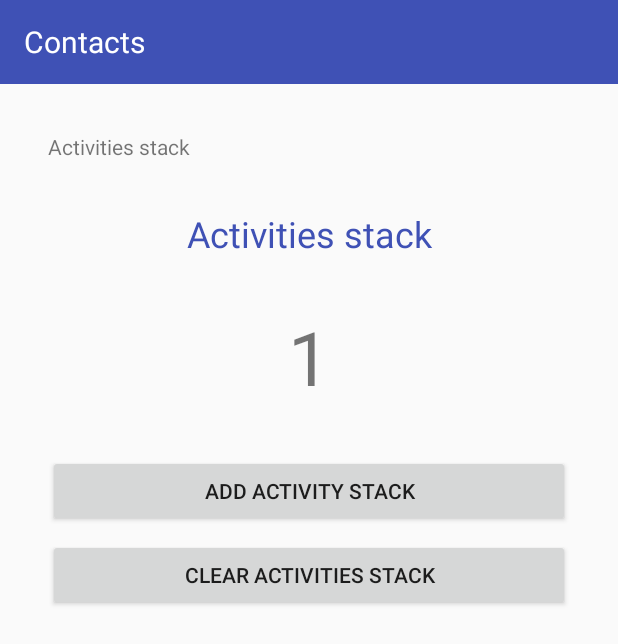
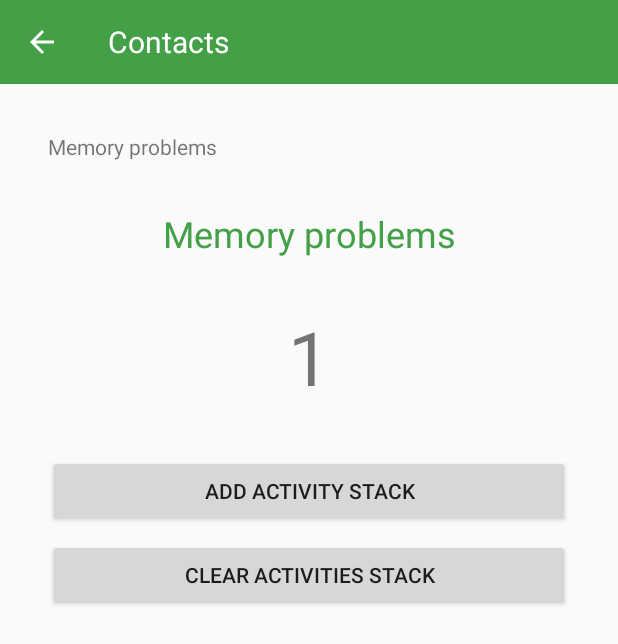
Before and after one commit to Sergioct/UnedSecureSoftware, an Android app: the MemoryActivitiesActivity screen opened directly, with no data from a screen before it, after a tap on "CLEAR ACTIVITIES STACK", on a phone screen of 412 x 824 dp. Shown: the top 644 px of the screen. Run offline under Robolectric (Android 15) with nearby library versions, the phone set to English and light mode, and no system bars; our stand-ins replace ButterKnife.

Commit message:
Contacts and activities tests

```diff
--- a/app/src/main/java/sergiocrespotoubes/com/unedsecuredsoftware/contacts/presenter/ContactsPresenter.java
+++ b/app/src/main/java/sergiocrespotoubes/com/unedsecuredsoftware/contacts/presenter/ContactsPresenter.java
@@ -20,6 +20,7 @@ import java.util.List;
 import sergiocrespotoubes.com.unedsecuredsoftware.R;
 import sergiocrespotoubes.com.unedsecuredsoftware.SecureApplication;
 import sergiocrespotoubes.com.unedsecuredsoftware.contacts.interfaces.IContactsView;
+import sergiocrespotoubes.com.unedsecuredsoftware.contacts.utils.ContactsAdapter;
 import sergiocrespotoubes.com.unedsecuredsoftware.database.entities.User;
 import sergiocrespotoubes.com.unedsecuredsoftware.database.repository.UsersRepository;
 import sergiocrespotoubes.com.unedsecuredsoftware.main.view.MainActivity;
@@ -48,8 +49,8 @@ public class ContactsPresenter {
 
         if (actionbar != null) {
             actionbar.setDisplayShowCustomEnabled(true);
-            //actionbar.setDisplayHomeAsUpEnabled(true);
-            //actionbar.setHomeButtonEnabled(true);
+            actionbar.setDisplayHomeAsUpEnabled(true);
+            actionbar.setHomeButtonEnabled(true);
             actionbar.setTitle(null);
             actionbar.setDisplayShowTitleEnabled(false);
         }
@@ -91,6 +92,7 @@ public class ContactsPresenter {
                 lContacts.add(myContact);
             }
         }
+        lv_contacts.setAdapter(new ContactsAdapter(activity, lContacts));
     }
 
 }
--- a/app/src/main/java/sergiocrespotoubes/com/unedsecuredsoftware/contacts/view/ContactsActivity.java
+++ b/app/src/main/java/sergiocrespotoubes/com/unedsecuredsoftware/contacts/view/ContactsActivity.java
@@ -32,7 +32,7 @@ public class ContactsActivity extends AppCompatActivity implements IContactsView
     @Override
     protected void onCreate(Bundle savedInstanceState) {
         super.onCreate(savedInstanceState);
-        setContentView(R.layout.activity_login);
+        setContentView(R.layout.activity_contacts);
         ButterKnife.bind(this);
         presenter = new ContactsPresenter(this, this);
 
@@ -53,7 +53,6 @@ public class ContactsActivity extends AppCompatActivity implements IContactsView
     @Override
     public boolean onOptionsItemSelected(MenuItem item) {
         switch (item.getItemId()) {
-            // Respond to the action bar's Up/Home button
             case android.R.id.home:
                 onBackPressed();
                 return true;
--- a/app/src/main/java/sergiocrespotoubes/com/unedsecuredsoftware/login/presenter/LoginPresenter.java
+++ b/app/src/main/java/sergiocrespotoubes/com/unedsecuredsoftware/login/presenter/LoginPresenter.java
@@ -71,7 +71,7 @@ public class LoginPresenter {
     public void login(String username, String password) {
         if(username != null && !username.trim().equals("")
                 && password != null && !password.trim().equals("")){
-            User user = UsersRepository.find_byUsername_andPassword(username, password);
+            User user = UsersRepository.find_byUsername_andPassword(username, SecureApplication.generatePassword(password));
 
             if(user != null){
                 Intent intent = new Intent(activity, MainActivity.class);
--- a/app/src/main/java/sergiocrespotoubes/com/unedsecuredsoftware/memory_activities/presenter/MemoryActivitiesPresenter.java
+++ b/app/src/main/java/sergiocrespotoubes/com/unedsecuredsoftware/memory_activities/presenter/MemoryActivitiesPresenter.java
@@ -1,22 +1,13 @@
 package sergiocrespotoubes.com.unedsecuredsoftware.memory_activities.presenter;
 
 
-import android.content.ContentResolver;
 import android.content.Intent;
-import android.database.Cursor;
-import android.provider.ContactsContract;
 import android.support.v7.app.ActionBar;
 import android.support.v7.app.AppCompatActivity;
 import android.support.v7.widget.Toolbar;
-import android.widget.ListView;
 
-import java.util.ArrayList;
-import java.util.List;
-
-import sergiocrespotoubes.com.unedsecuredsoftware.contacts.interfaces.IContactsView;
 import sergiocrespotoubes.com.unedsecuredsoftware.memory_activities.interfaces.IMemoryActivitiesView;
 import sergiocrespotoubes.com.unedsecuredsoftware.memory_activities.view.MemoryActivitiesActivity;
-import sergiocrespotoubes.com.unedsecuredsoftware.objects.MyContact;
 
 /**
  * Created by Sergio on 02-Oct-16.
@@ -41,8 +32,8 @@ public class MemoryActivitiesPresenter {
 
         if (actionbar != null) {
             actionbar.setDisplayShowCustomEnabled(true);
-            //actionbar.setDisplayHomeAsUpEnabled(true);
-            //actionbar.setHomeButtonEnabled(true);
+            actionbar.setDisplayHomeAsUpEnabled(true);
+            actionbar.setHomeButtonEnabled(true);
             actionbar.setTitle(null);
             actionbar.setDisplayShowTitleEnabled(false);
         }
@@ -50,17 +41,20 @@ public class MemoryActivitiesPresenter {
 
     public void loadStackNumber(int activityStack) {
         activitiesLoaded = activityStack;
+        view.changeStackValue(activitiesLoaded);
     }
 
     public void addActivity() {
         Intent intent = new Intent(activity, MemoryActivitiesActivity.class);
+        intent.putExtra("ACTIVITIES_STACK", (activitiesLoaded + 1));
         activity.startActivity(intent);
     }
 
     public void clearActivity() {
         Intent intent = new Intent(activity, MemoryActivitiesActivity.class);
-        intent.setFlags(Intent.FLAG_ACTIVITY_CLEAR_TOP|Intent.FLAG_ACTIVITY_SINGLE_TOP);
+        intent.setFlags(Intent.FLAG_ACTIVITY_NEW_TASK | Intent.FLAG_ACTIVITY_CLEAR_TASK);
         activity.startActivity(intent);
+        activity.finish();
     }
 
 }
--- a/app/src/main/java/sergiocrespotoubes/com/unedsecuredsoftware/memory_activities/view/MemoryActivitiesActivity.java
+++ b/app/src/main/java/sergiocrespotoubes/com/unedsecuredsoftware/memory_activities/view/MemoryActivitiesActivity.java
@@ -42,8 +42,9 @@ public class MemoryActivitiesActivity extends AppCompatActivity implements IMemo
         tv_title.setText(R.string.contacts);
 
         //load stack number
-        if(savedInstanceState != null){
-            presenter.loadStackNumber(savedInstanceState.getInt("ACTIVITIES_STACK", 1));
+        Bundle bundle = getIntent().getExtras();
+        if(bundle != null){
+            presenter.loadStackNumber(bundle.getInt("ACTIVITIES_STACK", 1));
         }else{
             presenter.loadStackNumber(1);
         }
@@ -51,7 +52,7 @@ public class MemoryActivitiesActivity extends AppCompatActivity implements IMemo
 
     @Override
     public void changeStackValue(int stackNumber) {
-        tv_stack_value.setText(stackNumber);
+        tv_stack_value.setText("" + stackNumber);
     }
 
     @OnClick(R.id.bt_add_activity)
--- a/app/src/main/res/values/colors.xml
+++ b/app/src/main/res/values/colors.xml
@@ -1,9 +1,9 @@
 <?xml version="1.0" encoding="utf-8"?>
 <resources>
 
-    <color name="colorPrimary">#3F51B5</color>
-    <color name="colorPrimaryDark">#303F9F</color>
-    <color name="colorAccent">#FF4081</color>
+    <color name="colorPrimary">#43A047</color>
+    <color name="colorPrimaryDark">#2E7D32</color>
+    <color name="colorAccent">#26C6DA</color>
     <color name="black_light">#333333</color>
 
     <color name="colorControlActivated">#EEEEEE</color>
--- a/app/src/main/res/values/strings.xml
+++ b/app/src/main/res/values/strings.xml
@@ -45,7 +45,7 @@
     <string name="contacts">Contacts</string>
 
     <!-- MEMORY ACTIVITIES -->
-    <string name="activities_stack">Activities stack</string>
+    <string name="activities_stack">Memory problems</string>
     <string name="new_activity_load">Add activity stack</string>
     <string name="clear_stack">Clear activities stack</string>
 
```
Also changed, not shown: app/build.gradle (+5 -5 lines), app/src/main/java/sergiocrespotoubes/com/unedsecuredsoftware/SecureApplication.java (+27 -0 lines), app/src/main/java/sergiocrespotoubes/com/unedsecuredsoftware/register/presenter/RegisterPresenter.java (+4 -23 lines), app/src/main/res/mipmap-hdpi/ic_launcher.png, app/src/main/res/mipmap-mdpi/ic_launcher.png, app/src/main/res/mipmap-xhdpi/ic_launcher.png, app/src/main/res/mipmap-xxhdpi/ic_launcher.png, app/src/main/res/mipmap-xxxhdpi/ic_launcher.png.
